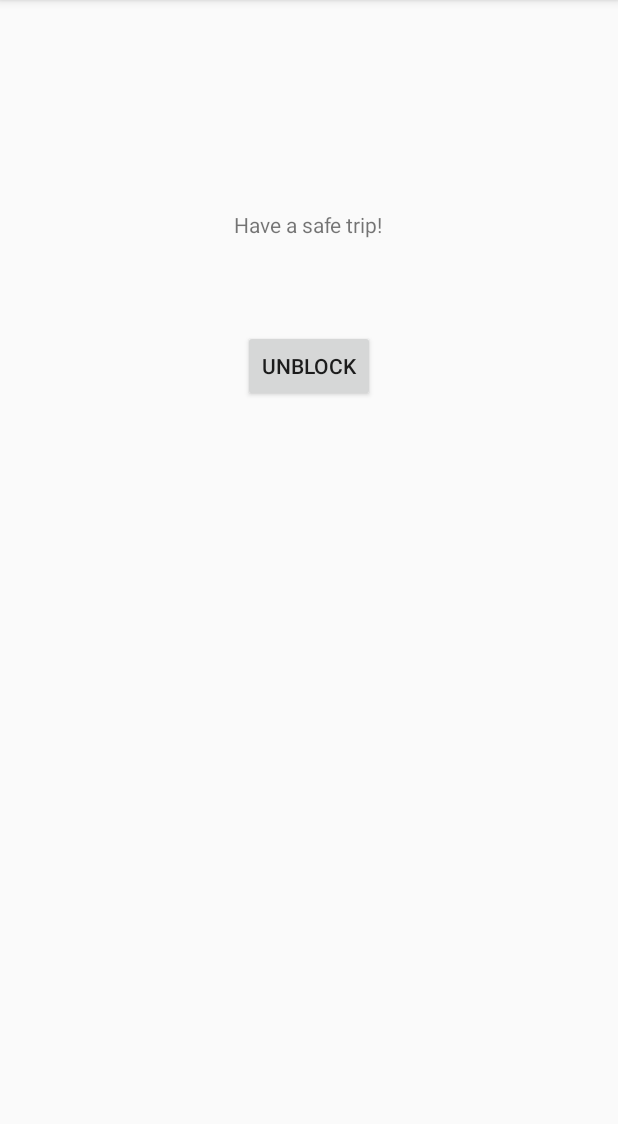
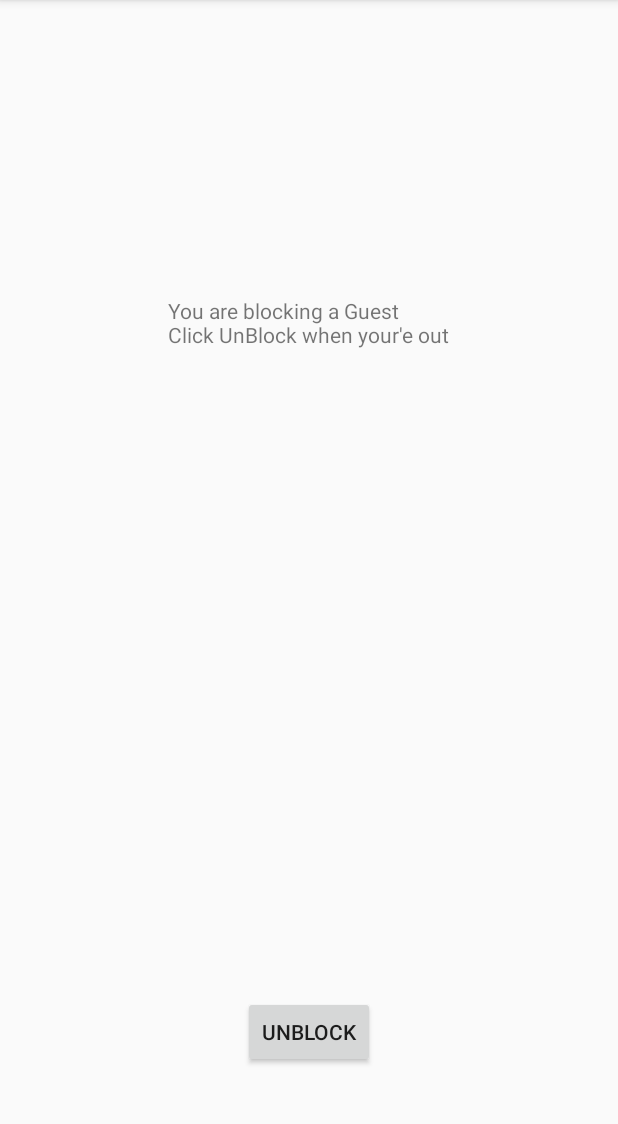
Before and after one commit to kobyperets/i-blocked-u-fe, an Android app: the fragment IBlockUGoingHomeFragment shown on its own in the app's theme, on a phone screen of 412 x 824 dp, the part 84-1208 px from its top. Run offline under Robolectric (Android 15) with nearby library versions, the phone set to English and light mode, and no system bars; our stand-ins replace Volley; 1 statement that could not run was skipped.

Commit message:
add unblocking message

```diff
--- a/IBlockedU/app/src/main/java/com/salesforce/iblockedu/IBlockUGoingHomeFragment.java
+++ b/IBlockedU/app/src/main/java/com/salesforce/iblockedu/IBlockUGoingHomeFragment.java
@@ -1,5 +1,7 @@
 package com.salesforce.iblockedu;
 
+import android.content.Context;
+import android.content.SharedPreferences;
 import android.net.Uri;
 import android.os.Bundle;
 import android.support.v4.app.Fragment;
@@ -79,6 +81,12 @@ public class IBlockUGoingHomeFragment extends Fragment {
 
     @Override
     public void onResume() {
+        //Build the blocking message
+        String license = getArguments().getString(ARG_PARAM_LICENSE_PLATE);
+        SharedPreferences sharedPref = getActivity().getPreferences(Context.MODE_PRIVATE);
+        String owner = sharedPref.getString(license, "a Guest");
+        String message = "You are blocking "+ owner + "\nClick UnBlock when your'e out";
+        mMessageView.setText(message);
 
         super.onResume();
     }
--- a/IBlockedU/app/src/main/java/com/salesforce/iblockedu/IBlockedUFormFragment.java
+++ b/IBlockedU/app/src/main/java/com/salesforce/iblockedu/IBlockedUFormFragment.java
@@ -83,7 +83,7 @@ public class IBlockedUFormFragment extends Fragment {
 
         //Build the blocking message
         SharedPreferences sharedPref = getActivity().getPreferences(Context.MODE_PRIVATE);
-        String owner = sharedPref.getString(license, "Guest");
+        String owner = sharedPref.getString(license, "a Guest");
         String message = "You are blocking "+ owner;
         ((TextView)inflate.findViewById(R.id.form_block_message)).setText(message);
 
--- a/IBlockedU/app/src/main/res/layout/fragment_iblock_ugoing_home.xml
+++ b/IBlockedU/app/src/main/res/layout/fragment_iblock_ugoing_home.xml
@@ -8,14 +8,7 @@
         android:layout_width="match_parent"
         android:layout_height="match_parent">
 
-        <TextView
-            android:id="@+id/textViewHomeSafeTrip"
-            android:layout_width="wrap_content"
-            android:layout_height="wrap_content"
-            android:layout_alignParentTop="true"
-            android:layout_centerHorizontal="true"
-            android:layout_marginTop="140dp"
-            android:text="Have a safe trip!" />
+
 
         <TextView
             android:id="@+id/textViewHomeMessage"
@@ -24,15 +17,15 @@
             android:layout_alignParentTop="true"
             android:layout_centerHorizontal="true"
             android:layout_marginTop="197dp"
-            android:text=""
-            android:layout_below="@id/textViewHomeSafeTrip"/>
+            android:text="" />
+
         <Button
             android:layout_width="wrap_content"
             android:layout_height="wrap_content"
-            android:layout_alignParentTop="true"
+            android:layout_alignParentBottom="true"
             android:layout_centerHorizontal="true"
-            android:layout_marginTop="220dp"
-            android:text="Unblock"
-            android:onClick="handleUnblock"/>
+            android:layout_marginBottom="56dp"
+            android:onClick="handleUnblock"
+            android:text="Unblock" />
     </RelativeLayout>
 </FrameLayout>
```
